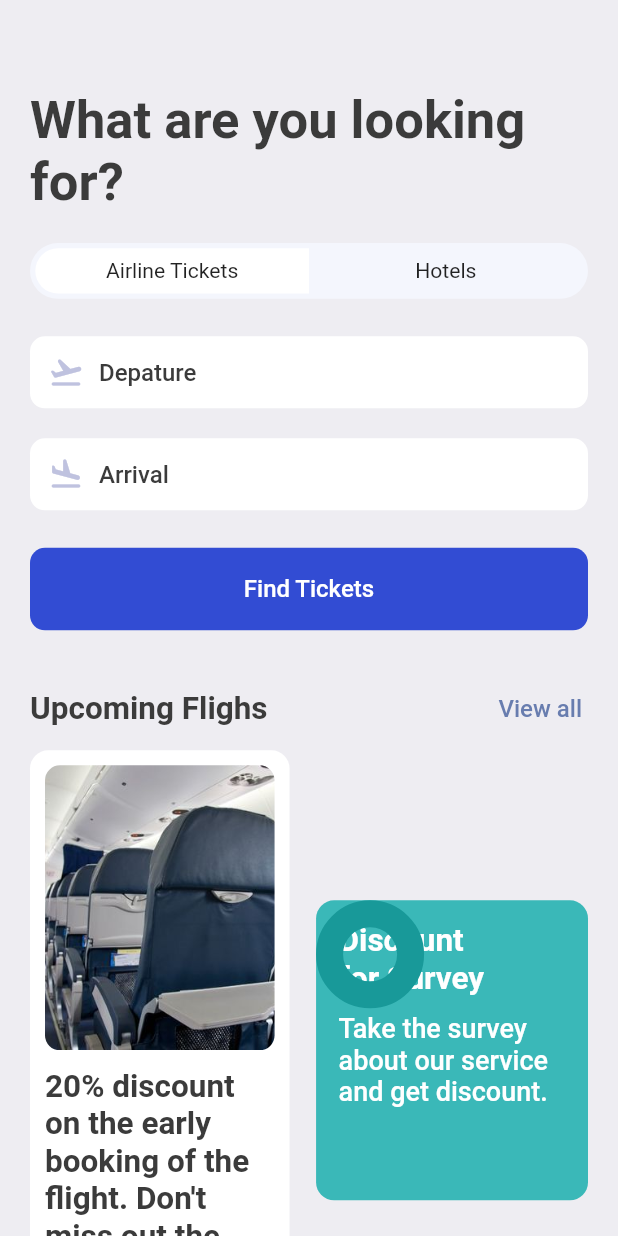
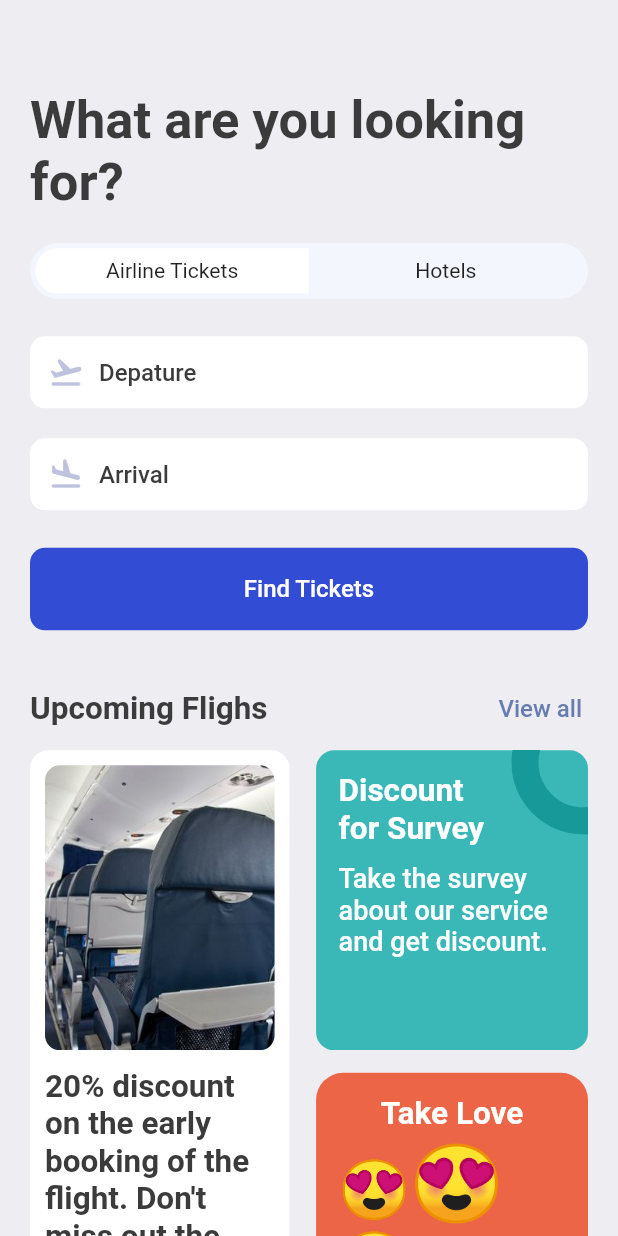
Before and after one commit to oakarhlyanhtike/flight_book_tickets_flutter, a Flutter app: the SearchScreen screen opened directly, on a phone screen of 412 x 824 dp. Run offline on Flutter 3.47's test engine with Material 2 defaults, Android fonts, the phone set to English and light mode, and no system bars; our stand-ins replace fluentui_icons, gap, get.

Commit message:
search ui done

```diff
--- a/lib/screens/search/search_screen.dart
+++ b/lib/screens/search/search_screen.dart
@@ -94,7 +94,7 @@
             children: [
               Container(
                 width: size.width * 0.42,
-                height: AppLayout.getHeight(400),
+                height: AppLayout.getHeight(425),
                 padding: EdgeInsets.symmetric(
                     horizontal: AppLayout.getHeight(10),
                     vertical: AppLayout.getWidth(10)),
@@ -144,7 +144,8 @@
                             Text(
                               'Discount\nfor Survey',
                               style: Styles.headLineStyle2.copyWith(
-                                  fontWeight: FontWeight.bold, color: Colors.white),
+                                  fontWeight: FontWeight.bold,
+                                  color: Colors.white),
                             ),
                             Gap(AppLayout.getHeight(10.0)),
                             Text(
@@ -157,20 +158,56 @@
                           ],
                         ),
                       ),
-                      Container(
-                    padding: EdgeInsets.all(AppLayout.getHeight(18)),
+                      Positioned(
+                        top: -40,
+                        right: -45,
+                        child: Container(
+                          padding: EdgeInsets.all(AppLayout.getHeight(30)),
                           decoration: BoxDecoration(
                             shape: BoxShape.circle,
                             //color: Colors.transparent,
                             border: Border.all(
                               width: 18,
-                        color: Color(0xFF189999),
+                              color: const Color(0xFF189999),
+                            ),
                           ),
                         ),
                       ),
                     ],
                   ),
-
+                  Gap(AppLayout.getHeight(15)),
+                  Container(
+                    width: size.width * 0.44,
+                    height: AppLayout.getHeight(210),
+                    padding: EdgeInsets.symmetric(
+                        horizontal: AppLayout.getHeight(15),
+                        vertical: AppLayout.getWidth(15)),
+                    decoration: BoxDecoration(
+                      color: const Color(0xFFEC6546),
+                      borderRadius: BorderRadius.circular(
+                        AppLayout.getHeight(18),
+                      ),
+                    ),
+                    child: Column(
+                      children: [
+                        Text(
+                          'Take Love',
+                          style: Styles.headLineStyle2.copyWith(
+                            color: Colors.white,
+                            fontWeight: FontWeight.bold,
+                          ),
+                          textAlign: TextAlign.center,
+                        ),
+                        Gap(AppLayout.getHeight(5)),
+                        RichText(
+                            text: const TextSpan(children: [
+                          TextSpan(text: '😍', style: TextStyle(fontSize: 38)),
+                          TextSpan(text: '😍', style: TextStyle(fontSize: 50)),
+                          TextSpan(text: '😍', style: TextStyle(fontSize: 38))
+                        ]))
+                      ],
+                    ),
+                  )
                 ],
               ),
             ],
```
Lines whose indentation alone changed are shown as unchanged.
